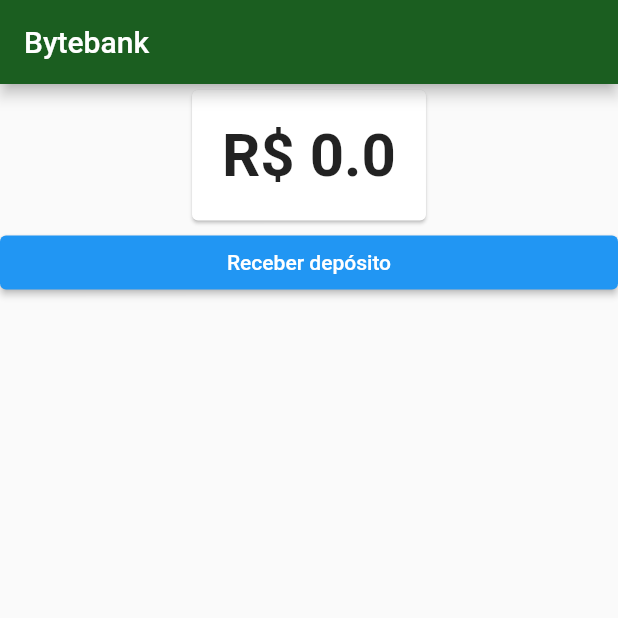
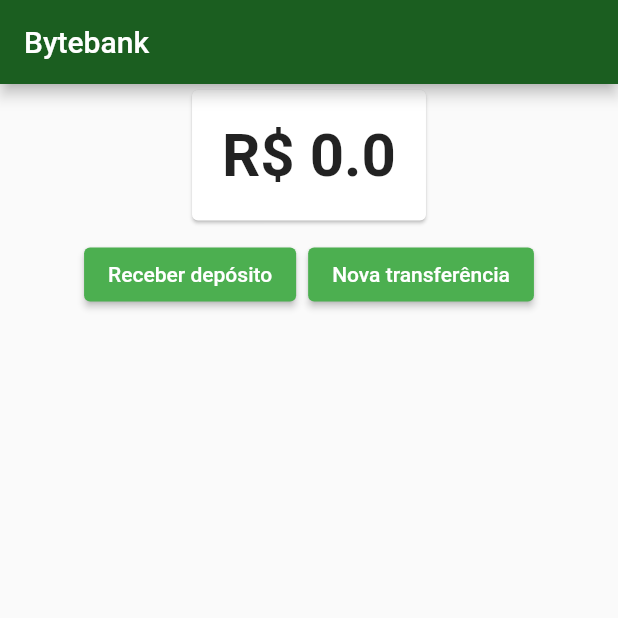
Before and after one commit to habyb/flutter-provider, a Flutter app: the screen it shows after launch, on a phone screen of 412 x 824 dp, the top half of it. Run offline on Flutter 3.47's test engine with Material 2 defaults, Android fonts, the phone set to English and light mode, and no system bars.

```diff
--- a/lib/screens/dashboard/dashboard.dart
+++ b/lib/screens/dashboard/dashboard.dart
@@ -2,6 +2,7 @@ import 'package:flutter/material.dart';
 import 'package:flutter/widgets.dart';
 import 'package:flutterprovider/screens/dashboard/saldo.dart';
 import 'package:flutterprovider/screens/deposito/formulario.dart';
+import 'package:flutterprovider/screens/transferencia/formulario.dart';
 
 class Dashboard extends StatelessWidget {
   Widget build(BuildContext context) {
@@ -15,8 +16,15 @@ class Dashboard extends StatelessWidget {
             alignment: Alignment.topCenter,
             child: SaldoCard(),
           ),
+          ButtonBar(
+            alignment: MainAxisAlignment.center,
+            children: [
               ElevatedButton(
                 child: Text('Receber depósito'),
+                style: ElevatedButton.styleFrom(
+                  primary: Colors.green, // background
+                  onPrimary: Colors.white, // foreground
+                ),
                 onPressed: () {
                   Navigator.push(
                     context,
@@ -25,6 +33,23 @@ class Dashboard extends StatelessWidget {
                     }),
                   );
                 },
+              ),
+              ElevatedButton(
+                child: Text('Nova transferência'),
+                style: ElevatedButton.styleFrom(
+                  primary: Colors.green, // background
+                  onPrimary: Colors.white, // foreground
+                ),
+                onPressed: () {
+                  Navigator.push(
+                    context,
+                    MaterialPageRoute(builder: (context) {
+                      return FormularioTransferencia();
+                    }),
+                  );
+                },
+              )
+            ],
           )
         ],
       ),
```
Also changed, not shown: lib/main.dart (+6 -2 lines). Lines whose indentation alone changed are shown as unchanged.
